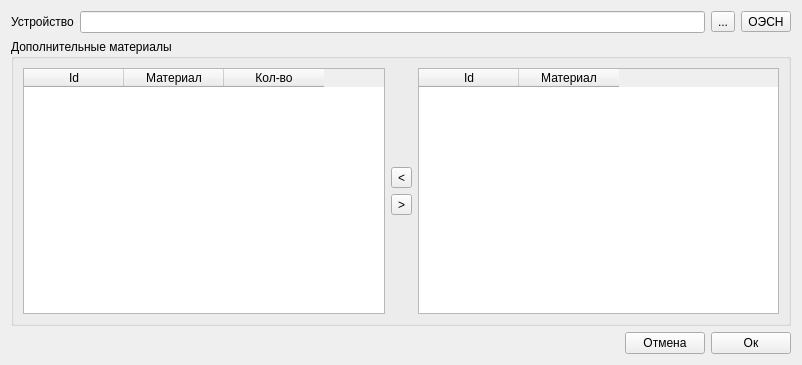
Before: the Qt Designer form krform.ui in Balyaev-D-A/MFDB, drawn with Qt 5.
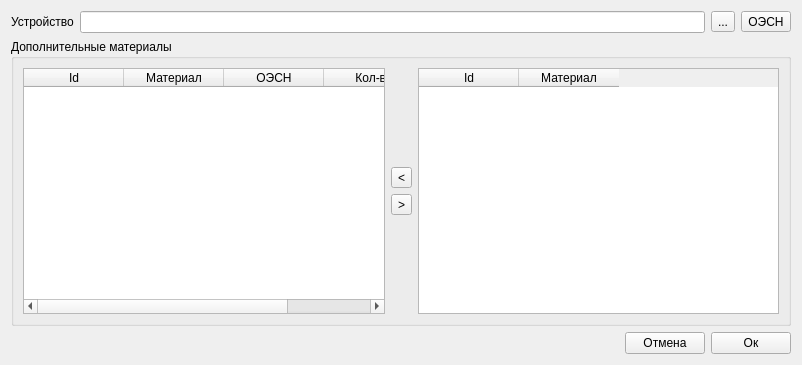
After: the same form once the commit is applied. Custom widgets are drawn as their Qt base class.

What changed in the file:
```diff
--- a/krform.ui
+++ b/krform.ui
@@ -63,6 +63,15 @@
         <property name="dragDropMode">
          <enum>QAbstractItemView::DragDrop</enum>
         </property>
+        <property name="selectionMode">
+         <enum>QAbstractItemView::SingleSelection</enum>
+        </property>
+        <property name="selectionBehavior">
+         <enum>QAbstractItemView::SelectRows</enum>
+        </property>
+        <property name="sortingEnabled">
+         <bool>false</bool>
+        </property>
         <attribute name="verticalHeaderVisible">
          <bool>false</bool>
         </attribute>
@@ -76,10 +85,21 @@
           <string>Материал</string>
          </property>
         </column>
+        <column>
+         <property name="text">
+          <string>ОЭСН</string>
+         </property>
+         <property name="textAlignment">
+          <set>AlignCenter</set>
+         </property>
+        </column>
         <column>
          <property name="text">
           <string>Кол-во</string>
          </property>
+         <property name="textAlignment">
+          <set>AlignCenter</set>
+         </property>
         </column>
        </widget>
       </item>
```
Left out of the diff: 3 changed lines with no effect on the pictures.
